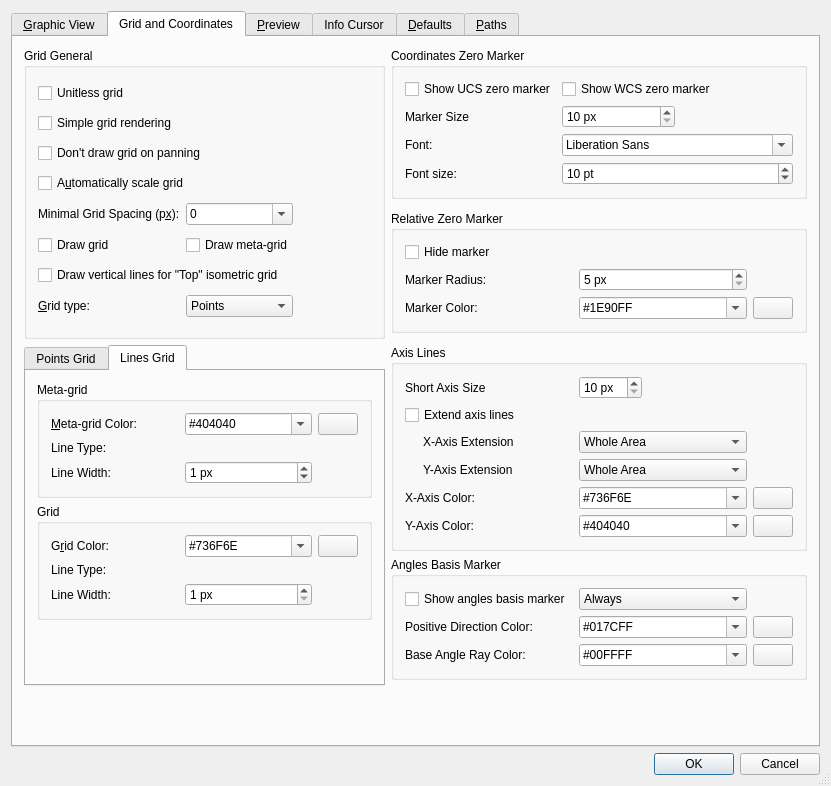
This is librecad/src/ui/dialogs/settings/options_general/qg_dlgoptionsgeneral.ui in LibreCAD/LibreCAD as Qt 5 draws it before an edit. The edited form follows.
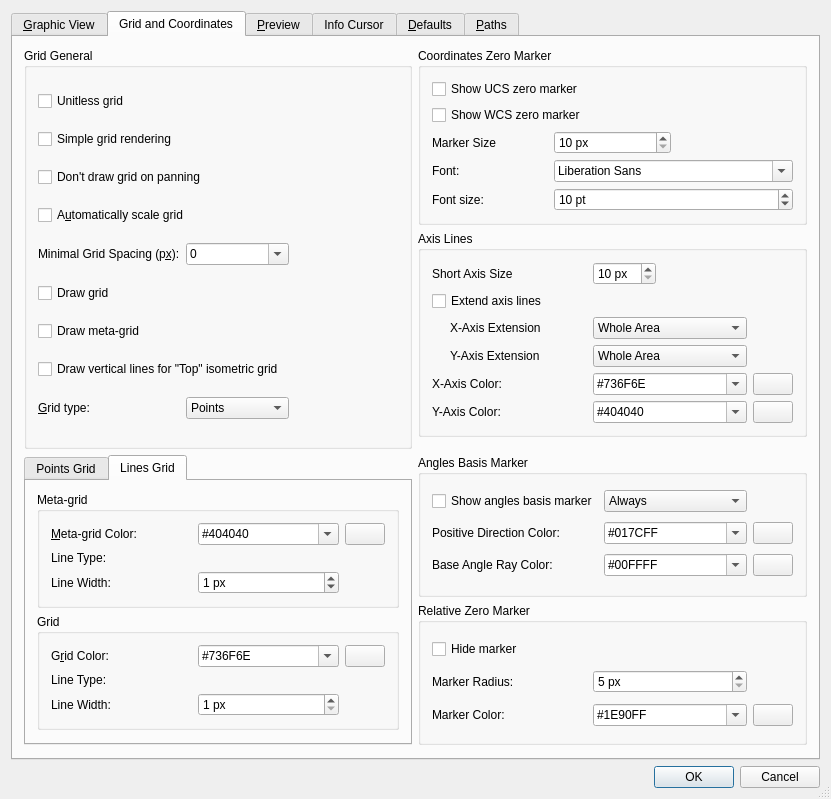
This is the edited form. The open tabs and pages were chosen to show the change. Icons and pictures are not drawn. Custom widgets are drawn as their Qt base class.

Diff of the .ui file:
```diff
--- a/librecad/src/ui/dialogs/settings/options_general/qg_dlgoptionsgeneral.ui
+++ b/librecad/src/ui/dialogs/settings/options_general/qg_dlgoptionsgeneral.ui
@@ -6,8 +6,8 @@
    <rect>
     <x>0</x>
     <y>0</y>
-    <width>768</width>
-    <height>746</height>
+    <width>753</width>
+    <height>764</height>
    </rect>
   </property>
   <property name="windowTitle">
@@ -1204,104 +1204,6 @@
        <string>Grid and Coordinates</string>
       </attribute>
       <layout class="QGridLayout" name="gridLayout_8">
-       <item row="3" column="1">
-        <widget class="QGroupBox" name="gbGVRelZero">
-         <property name="title">
-          <string>Relative Zero Marker</string>
-         </property>
-         <layout class="QGridLayout" name="gridLayout_19">
-          <item row="2" column="0">
-           <widget class="QLabel" name="lRelZeroRadius">
-            <property name="text">
-             <string>Marker Radius:</string>
-            </property>
-           </widget>
-          </item>
-          <item row="2" column="1">
-           <widget class="QSpinBox" name="sbRelZeroRadius">
-            <property name="toolTip">
-             <string>Radius of relative zero marker</string>
-            </property>
-            <property name="suffix">
-             <string> px</string>
-            </property>
-            <property name="minimum">
-             <number>5</number>
-            </property>
-            <property name="maximum">
-             <number>15</number>
-            </property>
-           </widget>
-          </item>
-          <item row="3" column="0">
-           <widget class="QLabel" name="lRelativeZeroColor">
-            <property name="text">
-             <string>Marker Color:</string>
-            </property>
-            <property name="buddy">
-             <cstring>cbRelativeZeroColor</cstring>
-            </property>
-           </widget>
-          </item>
-          <item row="1" column="0" colspan="2">
-           <widget class="QCheckBox" name="cbHideRelativeZero">
-            <property name="toolTip">
-             <string>If checked, relative zero marker will not be drawn</string>
-            </property>
-            <property name="text">
-             <string>Hide marker</string>
-            </property>
-            <property name="shortcut">
-             <string>Alt+Z</string>
-            </property>
-           </widget>
-          </item>
-          <item row="3" column="2">
-           <widget class="QPushButton" name="pb_relativeZeroColor">
-            <property name="sizePolicy">
-             <sizepolicy hsizetype="Maximum" vsizetype="Fixed">
-              <horstretch>0</horstretch>
-              <verstretch>0</verstretch>
-             </sizepolicy>
-            </property>
-            <property name="toolTip">
-             <string>Click to select color</string>
-            </property>
-            <property name="text">
-             <string/>
-            </property>
-            <property name="icon">
-             <iconset resource="../../../../../res/ui/ui.qrc">
-              <normaloff>:/ui/colorxx.png</normaloff>:/ui/colorxx.png</iconset>
-            </property>
-           </widget>
-          </item>
-          <item row="3" column="1">
-           <widget class="QComboBox" name="cbRelativeZeroColor">
-            <property name="toolTip">
-             <string>Color of relative zero marker</string>
-            </property>
-            <property name="accessibleDescription">
-             <string notr="true"/>
-            </property>
-            <property name="editable">
-             <bool>true</bool>
-            </property>
-            <item>
-             <property name="text">
-              <string notr="true">#1E90FF</string>
-             </property>
-            </item>
-            <item>
-             <property name="text">
-              <string notr="true">#FFC200</string>
-             </property>
-            </item>
-           </widget>
-          </item>
-         </layout>
-        </widget>
-       </item>
        <item row="1" column="0" rowspan="4">
         <widget class="QGroupBox" name="groupBox_7">
          <property name="title">
@@ -1479,7 +1381,7 @@
             </property>
            </widget>
           </item>
-          <item row="8" column="1">
+          <item row="9" column="0">
            <widget class="QCheckBox" name="cbDrawMetaGrid">
             <property name="toolTip">
              <string>If checked, metagrid will be drawn as part of grid drawing.</string>
@@ -1518,7 +1420,427 @@
          </property>
         </spacer>
        </item>
-       <item row="8" column="0" rowspan="3">
+       <item row="1" column="1">
+        <widget class="QGroupBox" name="gbWorldZero">
+         <property name="title">
+          <string>Coordinates Zero Marker</string>
+         </property>
+         <layout class="QGridLayout" name="gridLayout_35">
+          <item row="5" column="0">
+           <widget class="QLabel" name="label_24">
+            <property name="text">
+             <string>Font size:</string>
+            </property>
+           </widget>
+          </item>
+          <item row="3" column="0">
+           <widget class="QLabel" name="label_22">
+            <property name="text">
+             <string>Marker Size</string>
+            </property>
+           </widget>
+          </item>
+          <item row="4" column="1" colspan="2">
+           <widget class="QFontComboBox" name="fcbUCSFont">
+            <property name="toolTip">
+             <string>Font that should be used for drawing name of axis in coordinate system zero.</string>
+            </property>
+           </widget>
+          </item>
+          <item row="3" column="1">
+           <widget class="QSpinBox" name="sbCoordinateSystemMarkerSize">
+            <property name="toolTip">
+             <string>Size of axis of coordinate system's zero marker</string>
+            </property>
+            <property name="suffix">
+             <string> px</string>
+            </property>
+            <property name="minimum">
+             <number>10</number>
+            </property>
+            <property name="maximum">
+             <number>200</number>
+            </property>
+           </widget>
+          </item>
+          <item row="5" column="1" colspan="2">
+           <widget class="QSpinBox" name="sbUCSFontSize">
+            <property name="toolTip">
+             <string>Font size that should be used for drawing name of axis in coordinate system zero.</string>
+            </property>
+            <property name="suffix">
+             <string> pt</string>
+            </property>
+            <property name="minimum">
+             <number>5</number>
+            </property>
+            <property name="maximum">
+             <number>30</number>
+            </property>
+            <property name="value">
+             <number>10</number>
+            </property>
+           </widget>
+          </item>
+          <item row="4" column="0">
+           <widget class="QLabel" name="label_23">
+            <property name="text">
+             <string>Font:</string>
+            </property>
+           </widget>
+          </item>
+          <item row="2" column="0" colspan="3">
+           <widget class="QCheckBox" name="cbShowWCSZeroMarker">
+            <property name="toolTip">
+             <string>If selected and view is in user coordinate system, the marker for coodinate system will be shown in zero point of world coordinates system. </string>
+            </property>
+            <property name="text">
+             <string>Show WCS zero marker</string>
+            </property>
+           </widget>
+          </item>
+          <item row="1" column="0" colspan="2">
+           <widget class="QCheckBox" name="cbShowUCSZeroMarker">
+            <property name="toolTip">
+             <string>If selected, marker for coodinate system will be shown in zero point of current user coordinates system. </string>
+            </property>
+            <property name="text">
+             <string>Show UCS zero marker</string>
+            </property>
+           </widget>
+          </item>
+         </layout>
+        </widget>
+       </item>
+       <item row="2" column="1">
+        <widget class="QGroupBox" name="groupBox_9">
+         <property name="title">
+          <string>Axis Lines</string>
+         </property>
+         <layout class="QGridLayout" name="gridLayout_10">
+          <item row="4" column="1">
+           <widget class="QComboBox" name="cbAxisXColor">
+            <property name="toolTip">
+             <string>Color for X axis</string>
+            </property>
+            <property name="accessibleDescription">
+             <string notr="true"/>
+            </property>
+            <property name="editable">
+             <bool>true</bool>
+            </property>
+            <item>
+             <property name="text">
+              <string notr="true">#736F6E</string>
+             </property>
+            </item>
+           </widget>
+          </item>
+          <item row="0" column="1" alignment="Qt::AlignLeft">
+           <widget class="QSpinBox" name="sbAxisSize">
+            <property name="maximumSize">
+             <size>
+              <width>16777215</width>
+              <height>16777215</height>
+             </size>
+            </property>
+            <property name="toolTip">
+             <string>Size of Axis Lines drawn in absolute zero point</string>
+            </property>
+            <property name="suffix">
+             <string> px</string>
+            </property>
+            <property name="minimum">
+             <number>10</number>
+            </property>
+            <property name="maximum">
+             <number>200</number>
+            </property>
+           </widget>
+          </item>
+          <item row="2" column="1">
+           <widget class="QComboBox" name="cbXAxisAreas">
+            <property name="toolTip">
+             <string>Defines how to draw extended X axis</string>
+            </property>
+            <item>
+             <property name="text">
+              <string>Whole Area</string>
+             </property>
+            </item>
+            <item>
+             <property name="text">
+              <string>Positive Values Area</string>
+             </property>
+            </item>
+            <item>
+             <property name="text">
+              <string>Negative Values Area</string>
+             </property>
+            </item>
+            <item>
+             <property name="text">
+              <string>None</string>
+             </property>
+            </item>
+           </widget>
+          </item>
+          <item row="5" column="0">
+           <widget class="QLabel" name="lAxisYColor">
+            <property name="text">
+             <string>Y-Axis Color:</string>
+            </property>
+            <property name="wordWrap">
+             <bool>false</bool>
+            </property>
+            <property name="buddy">
+             <cstring>cbMetaGridPointsColor</cstring>
+            </property>
+           </widget>
+          </item>
+          <item row="3" column="0">
+           <widget class="QLabel" name="lYAxisAreas">
+            <property name="styleSheet">
+             <string notr="true">margin-left:15px</string>
+            </property>
+            <property name="text">
+             <string>Y-Axis Extension</string>
+            </property>
+           </widget>
+          </item>
+          <item row="2" column="0">
+           <widget class="QLabel" name="lXAxisAreas">
+            <property name="styleSheet">
+             <string notr="true">margin-left:15px</string>
+            </property>
+            <property name="text">
+             <string>X-Axis Extension</string>
+            </property>
+           </widget>
+          </item>
+          <item row="4" column="2">
+           <widget class="QPushButton" name="pb_axis_X">
+            <property name="sizePolicy">
+             <sizepolicy hsizetype="Maximum" vsizetype="Fixed">
+              <horstretch>0</horstretch>
+              <verstretch>0</verstretch>
+             </sizepolicy>
+            </property>
+            <property name="toolTip">
+             <string>Click to select color</string>
+            </property>
+            <property name="text">
+             <string/>
+            </property>
+            <property name="icon">
+             <iconset resource="../../../../../res/ui/ui.qrc">
+              <normaloff>:/ui/colorxx.png</normaloff>:/ui/colorxx.png</iconset>
+            </property>
+           </widget>
+          </item>
+          <item row="5" column="2">
+           <widget class="QPushButton" name="pb_axis_Y">
+            <property name="sizePolicy">
+             <sizepolicy hsizetype="Maximum" vsizetype="Fixed">
+              <horstretch>0</horstretch>
+              <verstretch>0</verstretch>
+             </sizepolicy>
+            </property>
+            <property name="toolTip">
+             <string>Click to select color</string>
+            </property>
+            <property name="text">
+             <string/>
+            </property>
+            <property name="icon">
+             <iconset resource="../../../../../res/ui/ui.qrc">
+              <normaloff>:/ui/colorxx.png</normaloff>:/ui/colorxx.png</iconset>
+            </property>
+           </widget>
+          </item>
+          <item row="1" column="0" colspan="2">
+           <widget class="QCheckBox" name="cbGridExtendAxisLines">
+            <property name="toolTip">
+             <string>If checked, axises will be inifinite lines</string>
+            </property>
+            <property name="text">
+             <string>Extend axis lines</string>
+            </property>
+           </widget>
+          </item>
+          <item row="4" column="0">
+           <widget class="QLabel" name="lAxisXColor">
+            <property name="text">
+             <string>X-Axis Color:</string>
+            </property>
+            <property name="wordWrap">
+             <bool>false</bool>
+            </property>
+            <property name="buddy">
+             <cstring>cbGridPointsColor</cstring>
+            </property>
+           </widget>
+          </item>
+          <item row="3" column="1">
+           <widget class="QComboBox" name="cbYAxisAreas">
+            <property name="toolTip">
+             <string>Defines how to draw extended Y axis</string>
+            </property>
+            <item>
+             <property name="text">
+              <string>Whole Area</string>
+             </property>
+            </item>
+            <item>
+             <property name="text">
+              <string>Positive Values Area</string>
+             </property>
+            </item>
+            <item>
+             <property name="text">
+              <string>Negative Values Area</string>
+             </property>
+            </item>
+            <item>
+             <property name="text">
+              <string>None</string>
+             </property>
+            </item>
+           </widget>
+          </item>
+          <item row="0" column="0">
+           <widget class="QLabel" name="lAxisSize">
+            <property name="text">
+             <string>Short Axis Size</string>
+            </property>
+           </widget>
+          </item>
+          <item row="5" column="1">
+           <widget class="QComboBox" name="cbAxisYColor">
+            <property name="toolTip">
+             <string>Color for Y axis</string>
+            </property>
+            <property name="accessibleDescription">
+             <string notr="true"/>
+            </property>
+            <property name="editable">
+             <bool>true</bool>
+            </property>
+            <item>
+             <property name="text">
+              <string notr="true">#404040</string>
+             </property>
+            </item>
+           </widget>
+          </item>
+         </layout>
+        </widget>
+       </item>
+       <item row="5" column="1">
+        <widget class="QGroupBox" name="groupBox_20">
+         <property name="title">
+          <string>Angles Basis Marker</string>
+         </property>
+         <layout class="QGridLayout" name="gridLayout_41">
+          <item row="0" column="2">
+           <widget class="QComboBox" name="cbAnglesBaseShowPolicy">
+            <item>
+             <property name="text">
+              <string>Always</string>
+             </property>
+            </item>
+            <item>
+             <property name="text">
+              <string>Only for non-defaults</string>
+             </property>
+            </item>
+           </widget>
+          </item>
+          <item row="1" column="0">
+           <widget class="QLabel" name="label_28">
+            <property name="text">
+             <string>Positive Direction Color:</string>
+            </property>
+           </widget>
+          </item>
+          <item row="1" column="3">
+           <widget class="QPushButton" name="pbAnglesMarkDirection">
+            <property name="sizePolicy">
+             <sizepolicy hsizetype="Maximum" vsizetype="Fixed">
+              <horstretch>0</horstretch>
+              <verstretch>0</verstretch>
+             </sizepolicy>
+            </property>
+            <property name="toolTip">
+             <string>Click to select color</string>
+            </property>
+            <property name="text">
+             <string/>
+            </property>
+            <property name="icon">
+             <iconset resource="../../../../../res/ui/ui.qrc">
+              <normaloff>:/ui/colorxx.png</normaloff>:/ui/colorxx.png</iconset>
+            </property>
+           </widget>
+          </item>
+          <item row="0" column="0">
+           <widget class="QCheckBox" name="cbAnglesMarkVisible">
+            <property name="text">
+             <string>Show angles basis marker</string>
+            </property>
+           </widget>
+          </item>
+          <item row="3" column="0">
+           <widget class="QLabel" name="label_29">
+            <property name="text">
+             <string>Base Angle Ray Color:</string>
+            </property>
+           </widget>
+          </item>
+          <item row="3" column="3">
+           <widget class="QPushButton" name="pbAnglesMarkAngleRay">
+            <property name="sizePolicy">
+             <sizepolicy hsizetype="Maximum" vsizetype="Fixed">
+              <horstretch>0</horstretch>
+              <verstretch>0</verstretch>
+             </sizepolicy>
+            </property>
+            <property name="toolTip">
+             <string>Click to select color</string>
+            </property>
+            <property name="text">
+             <string/>
+            </property>
+            <property name="icon">
+             <iconset resource="../../../../../res/ui/ui.qrc">
+              <normaloff>:/ui/colorxx.png</normaloff>:/ui/colorxx.png</iconset>
+            </property>
+           </widget>
+          </item>
+          <item row="1" column="2">
+           <widget class="QComboBox" name="cbAnglesMarkColorDirection">
+            <property name="editable">
+             <bool>true</bool>
+            </property>
+            <property name="currentText">
+             <string>#017CFF</string>
+            </property>
+           </widget>
+          </item>
+          <item row="3" column="2">
+           <widget class="QComboBox" name="cbAnglesMarkColorAngleRay">
+            <property name="editable">
+             <bool>true</bool>
+            </property>
+            <property name="currentText">
+             <string>#00FFFF</string>
+            </property>
+           </widget>
+          </item>
+         </layout>
+        </widget>
+       </item>
+       <item row="5" column="0" rowspan="2">
         <widget class="QTabWidget" name="tabWidget_2">
          <property name="currentIndex">
           <number>0</number>
@@ -1907,7 +2229,7 @@
              <property name="sizeHint" stdset="0">
               <size>
                <width>20</width>
-               <height>40</height>
+               <height>0</height>
               </size>
              </property>
             </spacer>
@@ -1916,421 +2238,99 @@
          </widget>
         </widget>
        </item>
-       <item row="8" column="1">
-        <widget class="QGroupBox" name="groupBox_9">
+       <item row="6" column="1">
+        <widget class="QGroupBox" name="gbGVRelZero">
          <property name="title">
-          <string>Axis Lines</string>
+          <string>Relative Zero Marker</string>
          </property>
-         <layout class="QGridLayout" name="gridLayout_10">
-          <item row="4" column="1">
-           <widget class="QComboBox" name="cbAxisXColor">
-            <property name="toolTip">
-             <string>Color for X axis</string>
-            </property>
-            <property name="accessibleDescription">
-             <string notr="true"/>
-            </property>
-            <property name="editable">
-             <bool>true</bool>
-            </property>
-            <item>
-             <property name="text">
-              <string notr="true">#736F6E</string>
-             </property>
-            </item>
-           </widget>
-          </item>
-          <item row="0" column="1" alignment="Qt::AlignLeft">
-           <widget class="QSpinBox" name="sbAxisSize">
-            <property name="maximumSize">
-             <size>
-              <width>16777215</width>
-              <height>16777215</height>
-             </size>
-            </property>
-            <property name="toolTip">
-             <string>Size of Axis Lines drawn in absolute zero point</string>
-            </property>
-            <property name="suffix">
-             <string> px</string>
-            </property>
-            <property name="minimum">
-             <number>10</number>
-            </property>
-            <property name="maximum">
-             <number>200</number>
-            </property>
-           </widget>
-          </item>
-          <item row="2" column="1">
-           <widget class="QComboBox" name="cbXAxisAreas">
-            <property name="toolTip">
-             <string>Defines how to draw extended X axis</string>
-            </property>
-            <item>
-             <property name="text">
-              <string>Whole Area</string>
-             </property>
-            </item>
-            <item>
-             <property name="text">
-              <string>Positive Values Area</string>
-             </property>
-            </item>
-            <item>
-             <property name="text">
-              <string>Negative Values Area</string>
-             </property>
-            </item>
-            <item>
-             <property name="text">
-              <string>None</string>
-             </property>
-            </item>
-           </widget>
-          </item>
-          <item row="5" column="0">
-           <widget class="QLabel" name="lAxisYColor">
-            <property name="text">
-             <string>Y-Axis Color:</string>
-            </property>
-            <property name="wordWrap">
-             <bool>false</bool>
-            </property>
-            <property name="buddy">
-             <cstring>cbMetaGridPointsColor</cstring>
-            </property>
-           </widget>
-          </item>
-          <item row="3" column="0">
-           <widget class="QLabel" name="lYAxisAreas">
-            <property name="styleSheet">
-             <string notr="true">margin-left:15px</string>
-            </property>
-            <property name="text">
-             <string>Y-Axis Extension</string>
-            </property>
-           </widget>
-          </item>
+         <layout class="QGridLayout" name="gridLayout_19">
           <item row="2" column="0">
-           <widget class="QLabel" name="lXAxisAreas">
-            <property name="styleSheet">
-             <string notr="true">margin-left:15px</string>
-            </property>
+           <widget class="QLabel" name="lRelZeroRadius">
             <property name="text">
-             <string>X-Axis Extension</string>
+             <string>Marker Radius:</string>
             </property>
            </widget>
           </item>
-          <item row="4" column="2">
-           <widget class="QPushButton" name="pb_axis_X">
-            <property name="sizePolicy">
-             <sizepolicy hsizetype="Maximum" vsizetype="Fixed">
-              <horstretch>0</horstretch>
-              <verstretch>0</verstretch>
-             </sizepolicy>
-            </property>
-            <property name="toolTip">
-             <string>Click to select color</string>
-            </property>
-            <property name="text">
-             <string/>
-            </property>
-            <property name="icon">
-             <iconset resource="../../../../../res/ui/ui.qrc">
-              <normaloff>:/ui/colorxx.png</normaloff>:/ui/colorxx.png</iconset>
-            </property>
-           </widget>
-          </item>
-          <item row="5" column="2">
-           <widget class="QPushButton" name="pb_axis_Y">
-            <property name="sizePolicy">
-             <sizepolicy hsizetype="Maximum" vsizetype="Fixed">
-              <horstretch>0</horstretch>
-              <verstretch>0</verstretch>
-             </sizepolicy>
-            </property>
-            <property name="toolTip">
-             <string>Click to select color</string>
-            </property>
-            <property name="text">
-             <string/>
-            </property>
-            <property name="icon">
-             <iconset resource="../../../../../res/ui/ui.qrc">
-              <normaloff>:/ui/colorxx.png</normaloff>:/ui/colorxx.png</iconset>
-            </property>
-           </widget>
-          </item>
-          <item row="1" column="0" colspan="2">
-           <widget class="QCheckBox" name="cbGridExtendAxisLines">
-            <property name="toolTip">
-             <string>If checked, axises will be inifinite lines</string>
-            </property>
-            <property name="text">
-             <string>Extend axis lines</string>
-            </property>
-           </widget>
-          </item>
-          <item row="4" column="0">
-           <widget class="QLabel" name="lAxisXColor">
-            <property name="text">
-             <string>X-Axis Color:</string>
-            </property>
-            <property name="wordWrap">
-             <bool>false</bool>
-            </property>
-            <property name="buddy">
-             <cstring>cbGridPointsColor</cstring>
-            </property>
-           </widget>
-          </item>
-          <item row="3" column="1">
-           <widget class="QComboBox" name="cbYAxisAreas">
-            <property name="toolTip">
-             <string>Defines how to draw extended Y axis</string>
-            </property>
-            <item>
-             <property name="text">
-              <string>Whole Area</string>
-             </property>
-            </item>
-            <item>
-             <property name="text">
-              <string>Positive Values Area</string>
-             </property>
-            </item>
-            <item>
-             <property name="text">
-              <string>Negative Values Area</string>
-             </property>
-            </item>
-            <item>
-             <property name="text">
-              <string>None</string>
-             </property>
-            </item>
-           </widget>
-          </item>
-          <item row="0" column="0">
-           <widget class="QLabel" name="lAxisSize">
-            <property name="text">
-             <string>Short Axis Size</string>
-            </property>
-           </widget>
-          </item>
-          <item row="5" column="1">
-           <widget class="QComboBox" name="cbAxisYColor">
-            <property name="toolTip">
-             <string>Color for Y axis</string>
-            </property>
-            <property name="accessibleDescription">
-             <string notr="true"/>
-            </property>
-            <property name="editable">
-             <bool>true</bool>
-            </property>
-            <item>
-             <property name="text">
-              <string notr="true">#404040</string>
-             </property>
-            </item>
-           </widget>
-          </item>
-         </layout>
-        </widget>
-       </item>
-       <item row="1" column="1">
-        <widget class="QGroupBox" name="gbWorldZero">
-         <property name="title">
-          <string>Coordinates Zero Marker</string>
-         </property>
-         <layout class="QGridLayout" name="gridLayout_35">
-          <item row="2" column="0">
-           <widget class="QLabel" name="label_22">
-            <property name="text">
-             <string>Marker Size</string>
-            </property>
-           </widget>
-          </item>
-          <item row="3" column="0">
-           <widget class="QLabel" name="label_23">
-            <property name="text">
-             <string>Font:</string>
-            </property>
-           </widget>
-          </item>
           <item row="2" column="1">
-           <widget class="QSpinBox" name="sbCoordinateSystemMarkerSize">
+           <widget class="QSpinBox" name="sbRelZeroRadius">
             <property name="toolTip">
              <string>Size of axis of coordinate system's zero marker</string>
             </property>
             <property name="suffix">
              <string> px</string>
-            </property>
-            <property name="minimum">
-             <number>10</number>
-            </property>
-            <property name="maximum">
-             <number>200</number>
-            </property>
-           </widget>
-          </item>
-          <item row="4" column="0">
-           <widget class="QLabel" name="label_24">
-            <property name="text">
-             <string>Font size:</string>
-            </property>
-           </widget>
-          </item>
-          <item row="3" column="1" colspan="2">
-           <widget class="QFontComboBox" name="fcbUCSFont">
-            <property name="toolTip">
-             <string>Font that should be used for drawing name of axis in coordinate system zero.</string>
-            </property>
-           </widget>
-          </item>
-          <item row="4" column="1" colspan="2">
-           <widget class="QSpinBox" name="sbUCSFontSize">
-            <property name="toolTip">
-             <string>Font size that should be used for drawing name of axis in coordinate system zero.</string>
-            </property>
-            <property name="suffix">
-             <string> pt</string>
             </property>
             <property name="minimum">
              <number>5</number>
             </property>
             <property name="maximum">
-             <number>30</number>
-            </property>
-            <property name="value">
-             <number>10</number>
-            </property>
-           </widget>
-          </item>
-          <item row="1" column="0">
-           <widget class="QCheckBox" name="cbShowUCSZeroMarker">
-            <property name="toolTip">
-             <string>If selected, marker for coodinate system will be shown in zero point of current user coordinates system. </string>
-            </property>
-            <property name="text">
-             <string>Show UCS zero marker</string>
-            </property>
-           </widget>
-          </item>
-          <item row="1" column="1" colspan="2">
-           <widget class="QCheckBox" name="cbShowWCSZeroMarker">
-            <property name="toolTip">
-             <string>If selected and view is in user coordinate system, the marker for coodinate system will be shown in zero point of world coordinates system. </string>
-            </property>
-            <property name="text">
-             <string>Show WCS zero marker</string>
-            </property>
-           </widget>
-          </item>
-         </layout>
-        </widget>
-       </item>
-       <item row="9" column="1">
-        <widget class="QGroupBox" name="groupBox_20">
-         <property name="title">
-          <string>Angles Basis Marker</string>
-         </property>
-         <layout class="QGridLayout" name="gridLayout_41">
-          <item row="0" column="2">
-           <widget class="QComboBox" name="cbAnglesBaseShowPolicy">
-            <item>
-             <property name="text">
-              <string>Always</string>
-             </property>
-            </item>
-            <item>
-             <property name="text">
-              <string>Only for non-defaults</string>
-             </property>
-            </item>
-           </widget>
-          </item>
-          <item row="1" column="0">
-           <widget class="QLabel" name="label_28">
-            <property name="text">
-             <string>Positive Direction Color:</string>
-            </property>
-           </widget>
-          </item>
-          <item row="1" column="3">
-           <widget class="QPushButton" name="pbAnglesMarkDirection">
-            <property name="sizePolicy">
-             <sizepolicy hsizetype="Maximum" vsizetype="Fixed">
-              <horstretch>0</horstretch>
-              <verstretch>0</verstretch>
-             </sizepolicy>
-            </property>
-            <property name="toolTip">
-             <string>Click to select color</string>
-            </property>
-            <property name="text">
-             <string/>
-            </property>
-            <property name="icon">
-             <iconset resource="../../../../../res/ui/ui.qrc">
-              <normaloff>:/ui/colorxx.png</normaloff>:/ui/colorxx.png</iconset>
-            </property>
-           </widget>
-          </item>
-          <item row="0" column="0">
-           <widget class="QCheckBox" name="cbAnglesMarkVisible">
-            <property name="text">
-             <string>Show angles basis marker</string>
+             <number>15</number>
             </property>
            </widget>
           </item>
           <item row="3" column="0">
-           <widget class="QLabel" name="label_29">
+           <widget class="QLabel" name="lRelativeZeroColor">
             <property name="text">
-             <string>Base Angle Ray Color:</string>
+             <string>Marker Color:</string>
+            </property>
+            <property name="buddy">
+             <cstring>cbRelativeZeroColor</cstring>
             </property>
            </widget>
           </item>
-          <item row="3" column="3">
-           <widget class="QPushButton" name="pbAnglesMarkAngleRay">
-            <property name="sizePolicy">
-             <sizepolicy hsizetype="Maximum" vsizetype="Fixed">
-              <horstretch>0</horstretch>
-              <verstretch>0</verstretch>
-             </sizepolicy>
-            </property>
+          <item row="1" column="0" colspan="2">
+           <widget class="QCheckBox" name="cbHideRelativeZero">
             <property name="toolTip">
              <string>Click to select color</string>
             </property>
             <property name="text">
-             <string/>
+             <string>Hide marker</string>
             </property>
-            <property name="icon">
-             <iconset resource="../../../../../res/ui/ui.qrc">
-              <normaloff>:/ui/colorxx.png</normaloff>:/ui/colorxx.png</iconset>
-            </property>
-           </widget>
-          </item>
-          <item row="1" column="2">
-           <widget class="QComboBox" name="cbAnglesMarkColorDirection">
-            <property name="editable">
-             <bool>true</bool>
-            </property>
-            <property name="currentText">
-             <string>#017CFF</string>
+            <property name="shortcut">
+             <string>Alt+Z</string>
             </property>
            </widget>
           </item>
           <item row="3" column="2">
-           <widget class="QComboBox" name="cbAnglesMarkColorAngleRay">
+           <widget class="QPushButton" name="pb_relativeZeroColor">
+            <property name="sizePolicy">
+             <sizepolicy hsizetype="Maximum" vsizetype="Fixed">
+              <horstretch>0</horstretch>
+              <verstretch>0</verstretch>
+             </sizepolicy>
+            </property>
+            <property name="toolTip">
+             <string>Click to select color</string>
+            </property>
+            <property name="text">
+             <string/>
+            </property>
+            <property name="icon">
+             <iconset resource="../../../../../res/ui/ui.qrc">
+              <normaloff>:/ui/colorxx.png</normaloff>:/ui/colorxx.png</iconset>
+            </property>
+           </widget>
+          </item>
+          <item row="3" column="1">
+           <widget class="QComboBox" name="cbRelativeZeroColor">
+            <property name="toolTip">
+             <string>Color of relative zero marker</string>
+            </property>
+            <property name="accessibleDescription">
+             <string notr="true"/>
+            </property>
             <property name="editable">
              <bool>true</bool>
             </property>
-            <property name="currentText">
-             <string>#00FFFF</string>
-            </property>
+            <item>
+             <property name="text">
+              <string notr="true">#1E90FF</string>
+             </property>
+            </item>
+            <item>
+             <property name="text">
+              <string notr="true">#FFC200</string>
+             </property>
+            </item>
            </widget>
           </item>
          </layout>
```
Left out of the diff: 743 changed lines with no effect on the pictures.
